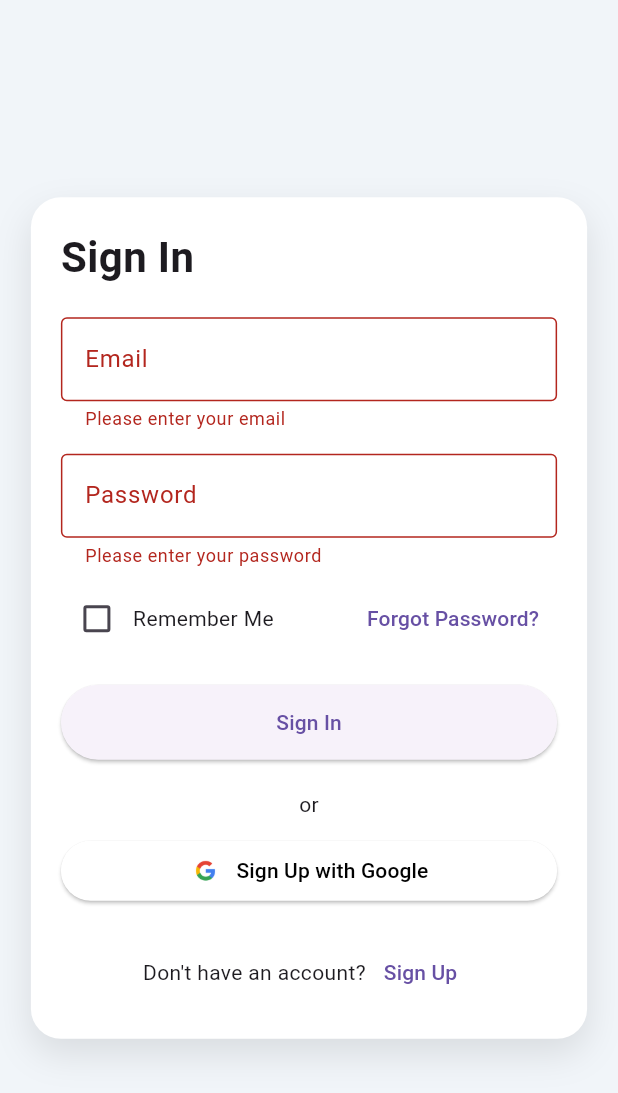
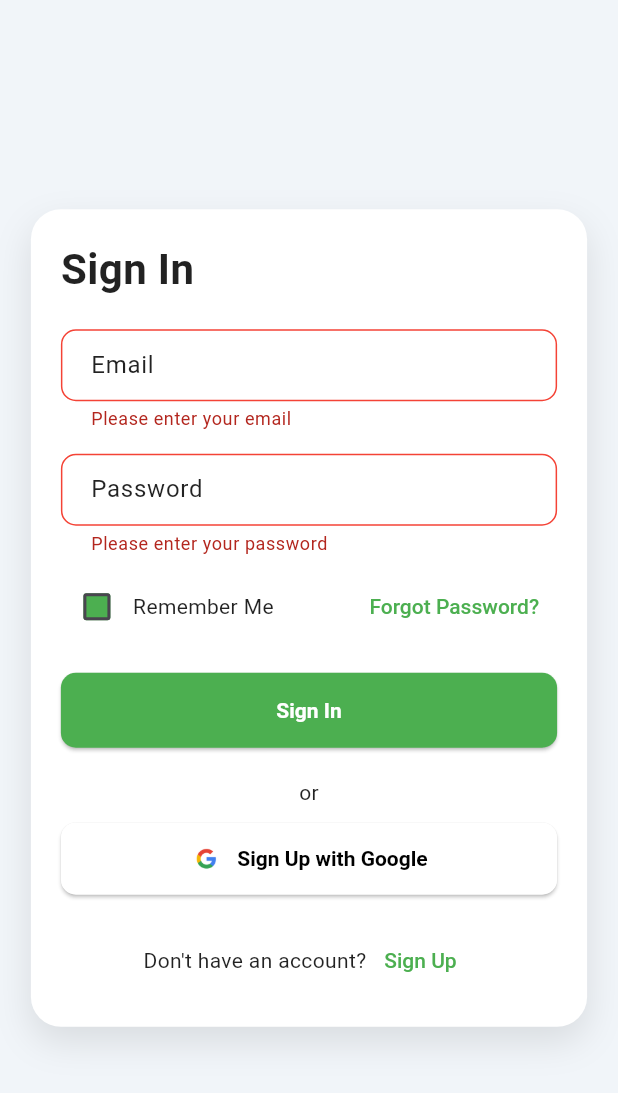
Before and after one commit to TedXpro/traveller_app, a Flutter app: the screen it shows after launch, after a tap on "Sign In", on a phone screen of 412 x 824 dp. Shown: the top 1093 px of the screen. Run offline on Flutter 3.47's test engine with Material 3 defaults, Android fonts, the phone set to English and light mode, and no system bars; our stand-ins replace jwt_decoder, shared_preferences; missing offline and left inert: chapasdk; accounts and stored records are empty; network calls fail.

Commit message:
work on the theme for the app. It includes a dark mode and light mode toggle as well as a settings screen to manage the theme. The theme is managed using a theme provider

```diff
--- a/lib/main.dart
+++ b/lib/main.dart
@@ -1,4 +1,3 @@
-// main.dart
 import 'package:flutter/material.dart';
 import 'package:provider/provider.dart';
 import 'package:shared_preferences/shared_preferences.dart';
@@ -6,6 +5,9 @@ import 'package:traveller_app/providers/user_provider.dart';
 import 'package:traveller_app/providers/destination_provider.dart';
 import 'package:traveller_app/screens/main_screen.dart';
 import 'package:traveller_app/screens/signin.dart';
+import 'package:traveller_app/utils/theme.dart';
+import 'package:traveller_app/providers/theme_provider.dart';
+
 void main() async {
   WidgetsFlutterBinding.ensureInitialized();
   runApp(MyApp());
@@ -14,18 +16,19 @@ void main() async {
 class MyApp extends StatelessWidget {
   const MyApp({super.key});
 
-  Future<Widget> _getInitialScreen() async {
+  Future<Map<String, dynamic>> _loadAppData(BuildContext context) async {
     final prefs = await SharedPreferences.getInstance();
     final token = prefs.getString('authToken');
-    print(token);
+    final themeProvider = Provider.of<ThemeProvider>(context, listen: false);
+    final userProvider = Provider.of<UserProvider>(context, listen: false);
+
+    await themeProvider.loadThemeMode(); // Load theme mode
 
     if (token != null && token.isNotEmpty) {
-      // Token exists, user is logged in
-      return MainScreen();
-    } else {
-      // No token, user is not logged in
-      return const SignInPage();
+      await userProvider.loadUserData(); // Load user data
     }
+
+    return {'token': token, 'userDataLoaded': userProvider.userData != null};
   }
 
   @override
@@ -34,24 +37,40 @@ class MyApp extends StatelessWidget {
       providers: [
         ChangeNotifierProvider(create: (context) => UserProvider()),
         ChangeNotifierProvider(create: (context) => DestinationProvider()),
+        ChangeNotifierProvider(create: (context) => ThemeProvider()),
       ],
       child: Builder(
         builder: (context) {
-          return FutureBuilder<Widget>(
-            future: _getInitialScreen(),
+          return FutureBuilder<Map<String, dynamic>>(
+            future: _loadAppData(context),
             builder: (context, snapshot) {
+              final themeProvider = Provider.of<ThemeProvider>(context);
               if (snapshot.connectionState == ConnectionState.waiting) {
-                return const CircularProgressIndicator(); // Show loading indicator
+                return const CircularProgressIndicator();
               } else if (snapshot.hasData) {
+                final token = snapshot.data!['token'];
+                final userDataLoaded = snapshot.data!['userDataLoaded'];
+
+                Widget initialScreen =
+                    token != null && token.isNotEmpty && userDataLoaded
+                        ? MainScreen()
+                        : const SignInPage();
+
                 return MaterialApp(
                   debugShowCheckedModeBanner: false,
-                  home: snapshot.data,
+                  home: initialScreen,
+                  theme: lightTheme,
+                  darkTheme: darkTheme,
+                  themeMode: themeProvider.themeMode,
                 );
               } else {
-                return const MaterialApp(
+                return MaterialApp(
                   debugShowCheckedModeBanner: false,
-                  home: SignInPage(),
-                ); // Default to SignInPage if error
+                  home: const SignInPage(),
+                  theme: lightTheme,
+                  darkTheme: darkTheme,
+                  themeMode: themeProvider.themeMode,
+                );
               }
             },
           );
--- /dev/null
+++ b/lib/providers/theme_provider.dart
@@ -0,0 +1,38 @@
+import 'package:flutter/material.dart';
+import 'package:shared_preferences/shared_preferences.dart';
+
+class ThemeProvider with ChangeNotifier {
+  ThemeMode _themeMode = ThemeMode.system; // Default to system
+
+  ThemeMode get themeMode => _themeMode;
+
+  Future<void> setThemeMode(ThemeMode themeMode) async {
+    _themeMode = themeMode;
+    notifyListeners();
+    // Persist theme mode using SharedPreferences
+    final prefs = await SharedPreferences.getInstance();
+    await prefs.setString('themeMode', themeMode.toString());
+  }
+
+  Future<void> loadThemeMode() async {
+    final prefs = await SharedPreferences.getInstance();
+    final themeString = prefs.getString('themeMode');
+
+    if (themeString != null) {
+      switch (themeString) {
+        case 'ThemeMode.light':
+          _themeMode = ThemeMode.light;
+          break;
+        case 'ThemeMode.dark':
+          _themeMode = ThemeMode.dark;
+          break;
+        case 'ThemeMode.system':
+          _themeMode = ThemeMode.system;
+          break;
+        default:
+          _themeMode = ThemeMode.system;
+      }
+      notifyListeners();
+    }
+  }
+}
--- /dev/null
+++ b/lib/screens/settings.dart
@@ -0,0 +1,29 @@
+import 'package:flutter/material.dart';
+import 'package:traveller_app/utils/theme_utils.dart'; // Import theme_utils.dart
+
+class SettingsScreen extends StatelessWidget {
+  const SettingsScreen({super.key});
+
+  @override
+  Widget build(BuildContext context) {
+    return Scaffold(
+      appBar: AppBar(title: const Text('Settings')),
+      body: Padding(
+        padding: const EdgeInsets.all(16.0),
+        child: Column(
+          crossAxisAlignment: CrossAxisAlignment.start,
+          children: [
+            ListTile(
+              title: const Text('Theme'),
+              subtitle: const Text('Change app theme'),
+              onTap: () {
+                showThemePickerDialog(context); // Trigger theme dialog
+              },
+            ),
+            // Add other settings options here...
+          ],
+        ),
+      ),
+    );
+  }
+}
--- /dev/null
+++ b/lib/utils/theme.dart
@@ -0,0 +1,232 @@
+import 'package:flutter/material.dart';
+
+ThemeData lightTheme = ThemeData(
+  brightness: Brightness.light,
+  primarySwatch: Colors.green,
+  appBarTheme: const AppBarTheme(
+    backgroundColor: Colors.green,
+    foregroundColor: Colors.white,
+    elevation: 0, // Remove shadow for consistency
+    centerTitle: true, // Center the title if desired
+  ),
+  scaffoldBackgroundColor: Colors.grey[200], // Background color like SignUpPage
+  cardColor: Colors.white,
+  textTheme: const TextTheme(
+    bodyLarge: TextStyle(color: Colors.black87), // Slightly darker text
+    bodyMedium: TextStyle(color: Colors.black87),
+    bodySmall: TextStyle(color: Colors.black54), // More subtle small text
+    titleLarge: TextStyle(
+      color: Colors.black,
+      fontWeight: FontWeight.bold,
+    ), // Bold titles
+    titleMedium: TextStyle(color: Colors.black87, fontWeight: FontWeight.w600),
+    titleSmall: TextStyle(color: Colors.black87),
+  ),
+  inputDecorationTheme: InputDecorationTheme(
+    labelStyle: const TextStyle(color: Colors.black87),
+    hintStyle: const TextStyle(color: Colors.black54),
+    border: OutlineInputBorder(borderRadius: BorderRadius.circular(10)),
+    enabledBorder: OutlineInputBorder(
+      borderSide: BorderSide(color: Colors.grey[400]!),
+      borderRadius: BorderRadius.circular(10),
+    ),
+    focusedBorder: OutlineInputBorder(
+      borderSide: const BorderSide(color: Colors.green),
+      borderRadius: BorderRadius.circular(10),
+    ),
+    errorBorder: OutlineInputBorder(
+      borderSide: const BorderSide(color: Colors.red),
+      borderRadius: BorderRadius.circular(10),
+    ),
+    focusedErrorBorder: OutlineInputBorder(
+      borderSide: const BorderSide(color: Colors.red),
+      borderRadius: BorderRadius.circular(10),
+    ),
+    fillColor: Colors.white,
+    filled: true,
+    contentPadding: const EdgeInsets.symmetric(
+      vertical: 12,
+      horizontal: 16,
+    ), // Padding
+  ),
+  elevatedButtonTheme: ElevatedButtonThemeData(
+    style: ElevatedButton.styleFrom(
+      foregroundColor: Colors.white,
+      backgroundColor: Colors.green,
+      textStyle: const TextStyle(fontWeight: FontWeight.bold),
+      padding: const EdgeInsets.symmetric(
+        vertical: 14,
+        horizontal: 24,
+      ), // Padding
+      shape: RoundedRectangleBorder(borderRadius: BorderRadius.circular(10)),
+    ),
+  ),
+  textButtonTheme: TextButtonThemeData(
+    style: TextButton.styleFrom(
+      foregroundColor: Colors.green,
+      textStyle: const TextStyle(fontWeight: FontWeight.w500),
+    ),
+  ),
+  bottomNavigationBarTheme: BottomNavigationBarThemeData(
+    selectedItemColor: Colors.green,
+    unselectedItemColor: Colors.grey[600],
+    backgroundColor: Colors.white, // Background color
+    elevation: 8, // Add a slight shadow
+    type: BottomNavigationBarType.fixed, // Fixed layout
+  ),
+  checkboxTheme: CheckboxThemeData(
+    fillColor: MaterialStateProperty.all(Colors.green),
+  ),
+  radioTheme: RadioThemeData(
+    fillColor: MaterialStateProperty.all(Colors.green),
+  ),
+  dropdownMenuTheme: DropdownMenuThemeData(
+    textStyle: const TextStyle(color: Colors.black87),
+    menuStyle: MenuStyle(
+      backgroundColor: MaterialStateProperty.all(Colors.white),
+      surfaceTintColor: MaterialStateProperty.all(Colors.white),
+      elevation: MaterialStateProperty.all(8), // Menu shadow
+      padding: MaterialStateProperty.all(
+        const EdgeInsets.symmetric(vertical: 8),
+      ),
+    ),
+    inputDecorationTheme: InputDecorationTheme(
+      border: OutlineInputBorder(borderRadius: BorderRadius.circular(10)),
+      enabledBorder: OutlineInputBorder(
+        borderSide: BorderSide(color: Colors.grey[400]!),
+        borderRadius: BorderRadius.circular(10),
+      ),
+      focusedBorder: OutlineInputBorder(
+        borderSide: const BorderSide(color: Colors.green),
+        borderRadius: BorderRadius.circular(10),
+      ),
+      errorBorder: OutlineInputBorder(
+        borderSide: const BorderSide(color: Colors.red),
+        borderRadius: BorderRadius.circular(10),
+      ),
+      focusedErrorBorder: OutlineInputBorder(
+        borderSide: const BorderSide(color: Colors.red),
+        borderRadius: BorderRadius.circular(10),
+      ),
+      fillColor: Colors.white,
+      filled: true,
+      contentPadding: const EdgeInsets.symmetric(
+        vertical: 12,
+        horizontal: 16,
+      ), // Padding
+    ),
+  ),
+  cardTheme: CardTheme(
+    elevation: 4, // Card shadow
+    shape: RoundedRectangleBorder(borderRadius: BorderRadius.circular(10)),
+  ),
+  dialogTheme: DialogTheme(
+    backgroundColor: Colors.white,
+    shape: RoundedRectangleBorder(borderRadius: BorderRadius.circular(10)),
+    elevation: 8,
+  ),
+);
+
+ThemeData darkTheme = ThemeData(
+  brightness: Brightness.dark,
+  primarySwatch: Colors.green,
+  appBarTheme: const AppBarTheme(
+    backgroundColor: Colors.green,
+    foregroundColor: Colors.white,
+  ),
+  scaffoldBackgroundColor: Colors.grey[900],
+  cardColor: Colors.grey[800],
+  textTheme: const TextTheme(
+    bodyLarge: TextStyle(color: Colors.white),
+    bodyMedium: TextStyle(color: Colors.white),
+    bodySmall: TextStyle(color: Colors.white),
+    titleLarge: TextStyle(color: Colors.white),
+    titleMedium: TextStyle(color: Colors.white),
+    titleSmall: TextStyle(color: Colors.white),
+    labelLarge: TextStyle(color: Colors.white),
+    labelMedium: TextStyle(color: Colors.white),
+    labelSmall: TextStyle(color: Colors.white),
+  ),
+  inputDecorationTheme: InputDecorationTheme(
+    labelStyle: const TextStyle(color: Colors.white70),
+    hintStyle: const TextStyle(color: Colors.white54),
+    border: OutlineInputBorder(borderRadius: BorderRadius.circular(10)),
+    enabledBorder: OutlineInputBorder(
+      borderSide: BorderSide(color: Colors.white38),
+      borderRadius: BorderRadius.circular(10),
+    ),
+    focusedBorder: OutlineInputBorder(
+      borderSide: const BorderSide(color: Colors.greenAccent),
+      borderRadius: BorderRadius.circular(10),
+    ),
+    errorBorder: OutlineInputBorder(
+      borderSide: const BorderSide(color: Colors.redAccent),
+      borderRadius: BorderRadius.circular(10),
+    ),
+    focusedErrorBorder: OutlineInputBorder(
+      borderSide: const BorderSide(color: Colors.redAccent),
+      borderRadius: BorderRadius.circular(10),
+    ),
+    fillColor: Colors.grey[850], // Background color of text fields
+    filled: true,
+  ),
+  textSelectionTheme: TextSelectionThemeData(
+    cursorColor: Colors.white,
+    selectionColor: Colors.grey[600],
+    selectionHandleColor: Colors.white,
+  ),
+  elevatedButtonTheme: ElevatedButtonThemeData(
+    style: ElevatedButton.styleFrom(
+      foregroundColor: Colors.white,
+      backgroundColor: Colors.green,
+      textStyle: const TextStyle(fontWeight: FontWeight.bold),
+      padding: const EdgeInsets.symmetric(vertical: 12, horizontal: 24),
+      shape: RoundedRectangleBorder(borderRadius: BorderRadius.circular(10)),
+    ),
+  ),
+  textButtonTheme: TextButtonThemeData(
+    style: TextButton.styleFrom(
+      foregroundColor: Colors.greenAccent,
+      textStyle: const TextStyle(fontWeight: FontWeight.w500),
+    ),
+  ),
+  bottomNavigationBarTheme: BottomNavigationBarThemeData(
+    selectedItemColor: Colors.greenAccent,
+    unselectedItemColor: Colors.grey[400],
+    backgroundColor: Colors.grey[900],
+  ),
+  checkboxTheme: CheckboxThemeData(
+    fillColor: MaterialStateProperty.all(Colors.greenAccent),
+  ),
+  radioTheme: RadioThemeData(
+    fillColor: MaterialStateProperty.all(Colors.greenAccent),
+  ),
+  dropdownMenuTheme: DropdownMenuThemeData(
+    textStyle: const TextStyle(color: Colors.white70),
+    menuStyle: MenuStyle(
+      backgroundColor: MaterialStateProperty.all(Colors.grey[850]),
+      surfaceTintColor: MaterialStateProperty.all(Colors.grey[850]),
+    ),
+    inputDecorationTheme: InputDecorationTheme(
+      border: OutlineInputBorder(borderRadius: BorderRadius.circular(10)),
+      enabledBorder: OutlineInputBorder(
+        borderSide: BorderSide(color: Colors.white38),
+        borderRadius: BorderRadius.circular(10),
+      ),
+      focusedBorder: OutlineInputBorder(
+        borderSide: const BorderSide(color: Colors.greenAccent),
+        borderRadius: BorderRadius.circular(10),
+      ),
+      errorBorder: OutlineInputBorder(
+        borderSide: const BorderSide(color: Colors.redAccent),
+        borderRadius: BorderRadius.circular(10),
+      ),
+      focusedErrorBorder: OutlineInputBorder(
+        borderSide: const BorderSide(color: Colors.redAccent),
+        borderRadius: BorderRadius.circular(10),
+      ),
+      fillColor: Colors.grey[850], // Background color of text fields
+      filled: true,
+    ),
+  ),
+);
--- /dev/null
+++ b/lib/utils/theme_utils.dart
@@ -0,0 +1,77 @@
+import 'package:flutter/material.dart';
+import 'package:provider/provider.dart';
+import 'package:traveller_app/providers/theme_provider.dart';
+
+Future<void> showThemePickerDialog(BuildContext context) async {
+  final themeProvider = Provider.of<ThemeProvider>(context, listen: false);
+  ThemeMode selectedThemeMode = themeProvider.themeMode;
+
+  await showDialog(
+    context: context,
+    builder: (BuildContext context) {
+      return StatefulBuilder(
+        builder: (BuildContext context, StateSetter setState) {
+          return AlertDialog(
+            title: const Text('Choose Theme'),
+            content: Column(
+              mainAxisSize: MainAxisSize.min,
+              children: [
+                RadioListTile<ThemeMode>(
+                  title: const Text('Light'),
+                  value: ThemeMode.light,
+                  groupValue: selectedThemeMode,
+                  onChanged: (ThemeMode? value) {
+                    if (value != null) {
+                      setState(() {
+                        selectedThemeMode = value;
+                      });
+                    }
+                  },
+                ),
+                RadioListTile<ThemeMode>(
+                  title: const Text('Dark'),
+                  value: ThemeMode.dark,
+                  groupValue: selectedThemeMode,
+                  onChanged: (ThemeMode? value) {
+                    if (value != null) {
+                      setState(() {
+                        selectedThemeMode = value;
+                      });
+                    }
+                  },
+                ),
+                RadioListTile<ThemeMode>(
+                  title: const Text('System Default'),
+                  value: ThemeMode.system,
+                  groupValue: selectedThemeMode,
+                  onChanged: (ThemeMode? value) {
+                    if (value != null) {
+                      setState(() {
+                        selectedThemeMode = value;
+                      });
+                    }
+                  },
+                ),
+              ],
+            ),
+            actions: [
+              TextButton(
+                onPressed: () {
+                  Navigator.of(context).pop();
+                },
+                child: const Text('Cancel'),
+              ),
+              TextButton(
+                onPressed: () async {
+                  themeProvider.setThemeMode(selectedThemeMode);
+                  Navigator.of(context).pop();
+                },
+                child: const Text('OK'),
+              ),
+            ],
+          );
+        },
+      );
+    },
+  );
+}
--- a/lib/widgets/custom_app_bar.dart
+++ b/lib/widgets/custom_app_bar.dart
@@ -1,6 +1,7 @@
 import 'package:flutter/material.dart';
 import 'package:provider/provider.dart';
 import 'package:traveller_app/providers/user_provider.dart';
+import 'package:traveller_app/screens/settings.dart';
 import 'package:traveller_app/screens/signin.dart';
 
 class CustomAppBar extends StatefulWidget implements PreferredSizeWidget {
@@ -56,7 +57,10 @@ class _CustomAppBarState extends State<CustomAppBar> {
           if (value == 'edit') {
             print('Edit Profile');
           } else if (value == 'settings') {
-            print('Settings');
+            Navigator.push(
+              context,
+              MaterialPageRoute(builder: (context) => const SettingsScreen()),
+            ); // Navigate to SettingsScreen
           } else if (value == 'logout') {
             _logout(context);
           }
```
